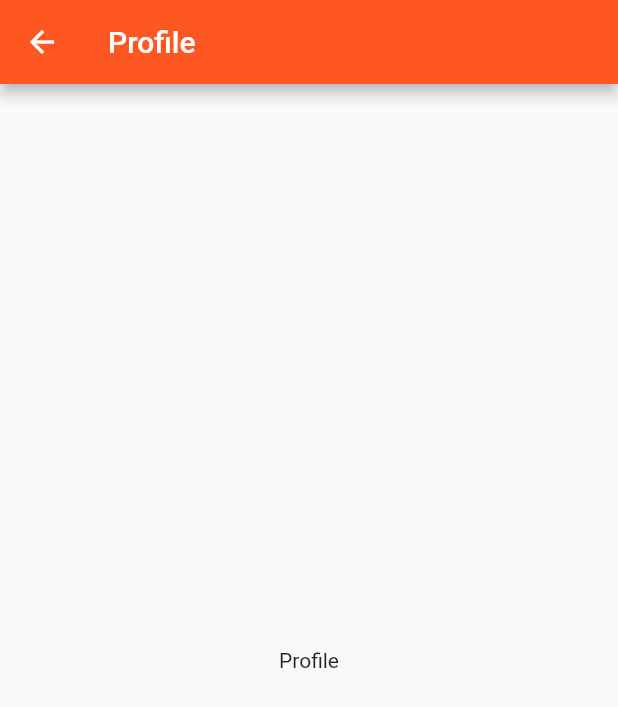
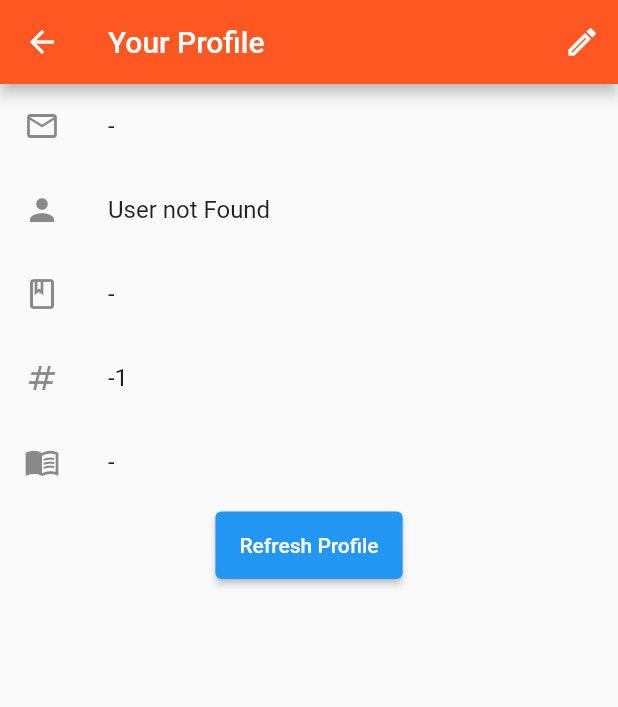
Before and after one commit to adeearyaa/NUSocial, a Flutter app: the ProfilePage screen opened directly, on a phone screen of 412 x 824 dp. Shown: the top 707 px of the screen. Run offline on Flutter 3.47's test engine with Material 2 defaults, Android fonts, the phone set to English and light mode, and no system bars; our stand-ins replace cloud_firestore, firebase_auth, firebase_core; accounts and stored records are empty.

Commit message:
profile creation added, displaying user info still buggy working on fixing

```diff
--- a/lib/main.dart
+++ b/lib/main.dart
@@ -67,3 +67,46 @@ class AuthenticationWrapper extends StatelessWidget {
     return MyStatefulWidget();
   }
 }
+
+class UserObj {
+  String id;
+  String userName;
+  String name;
+  String course;
+  int year;
+  String bio;
+
+  UserObj(
+      {this.id = '',
+      required this.userName,
+      required this.name,
+      required this.course,
+      required this.year,
+      required this.bio});
+
+  Map<String, dynamic> toJson() => {
+        'id': this.id,
+        'userName': this.userName,
+        'name': this.name,
+        'course': this.course,
+        'year': this.year,
+        'bio': this.bio,
+      };
+
+  static UserObj fromJson(Map<String, dynamic> json) => UserObj(
+        id: json['id'],
+        userName: json['userName'],
+        name: json['name'],
+        course: json['course'],
+        year: json['year'],
+        bio: json['bio'],
+      );
+  static UserObj nullUser() => UserObj(
+        id: '-',
+        userName: '-',
+        name: 'User not Found',
+        course: '-',
+        year: -1,
+        bio: '-',
+      );
+}
--- a/lib/profile.dart
+++ b/lib/profile.dart
@@ -1,23 +1,115 @@
 import 'package:flutter/material.dart';
 
-import './main.dart';
-import './addFriends.dart';
-import './chats.dart';
-import './friends.dart';
-import './games.dart';
-import './settings.dart';
+import 'package:cloud_firestore/cloud_firestore.dart';
+import 'package:flutter/material.dart';
+import 'package:flutter/src/material/color_scheme.dart';
+import 'package:nus_social/authentication.dart';
+import 'package:nus_social/create_profile.dart';
+import 'package:nus_social/homePage.dart';
+import 'package:nus_social/signInPage.dart';
+import 'package:nus_social/main.dart';
+import 'package:provider/provider.dart';
+import 'package:firebase_core/firebase_core.dart';
+import 'package:firebase_auth/firebase_auth.dart';
+import 'authentication.dart';
+import 'signInPage.dart';
+import 'homePage.dart';
 
-class ProfilePage extends StatelessWidget {
+class ProfilePage extends StatefulWidget {
+  const ProfilePage({super.key});
+
+  @override
+  _ProfilePageState createState() => _ProfilePageState();
+}
+
+class _ProfilePageState extends State<ProfilePage> {
   @override
   Widget build(BuildContext context) {
+    UserObj userObj = findUser();
+
     return Scaffold(
       appBar: AppBar(
-        title: const Text('Profile'),
-        backgroundColor: MyApp.primaryColourOrange,
+        title: const Text('Your Profile'),
+        backgroundColor: Colors.deepOrange,
+        actions: [
+          IconButton(
+            icon: const Icon(Icons.create_outlined),
+            onPressed: () {
+              Navigator.of(context).push(
+                  MaterialPageRoute(builder: (context) => CreateProfile()));
+            },
+          )
+        ],
       ),
-      body: Container(
-        child: Center(child: Text("Profile")),
-      ),
+      body: SingleChildScrollView(
+          child: Column(
+        children: <Widget>[
+          ListTile(
+            leading: const Icon(Icons.email_outlined),
+            title: Text(userObj.userName),
+          ),
+          ListTile(
+            leading: const Icon(Icons.person),
+            title: Text(userObj.name),
+          ),
+          ListTile(
+            leading: const Icon(Icons.book_outlined),
+            title: Text(userObj.course),
+          ),
+          ListTile(
+            leading: const Icon(Icons.numbers_outlined),
+            title: Text(userObj.year.toString()),
+          ),
+          ListTile(
+            leading: const Icon(Icons.menu_book_outlined),
+            title: Text(userObj.bio),
+          ),
+          Container(
+            height: 50,
+            padding: const EdgeInsets.fromLTRB(10, 5, 10, 0),
+            child: ElevatedButton(
+              child: const Text('Refresh Profile'),
+              onPressed: () {
+                setState(() {});
+              },
+            ),
+          ),
+        ],
+      )),
     );
   }
+
+  Stream<List<UserObj>> readUsers() => FirebaseFirestore.instance
+      .collection('usersInfo')
+      .snapshots()
+      .map((snapshot) =>
+          snapshot.docs.map((doc) => UserObj.fromJson(doc.data())).toList());
+
+  UserObj findUser() {
+    final userRef = FirebaseAuth.instance.currentUser;
+
+    if (userRef != null) {
+      final userID = userRef.uid;
+      print(userID);
+
+      FirebaseFirestore.instance
+          .collection('usersInfo')
+          .doc(userID)
+          .get()
+          .then((DocumentSnapshot<Map<String, dynamic>> documentSnapshot) {
+        if (documentSnapshot.exists) {
+          Map<String, dynamic>? data = documentSnapshot.data();
+          if (data != null) {
+            return UserObj.fromJson(data);
+          } else {
+            return UserObj.nullUser();
+          }
+        } else {
+          return UserObj.nullUser();
+        }
+      });
+    }
+
+    return UserObj.nullUser();
+  }
 }
```
Also changed, not shown: lib/create_profile.dart (added, +119 -0 lines), lib/signUp.dart (+6 -7 lines).
